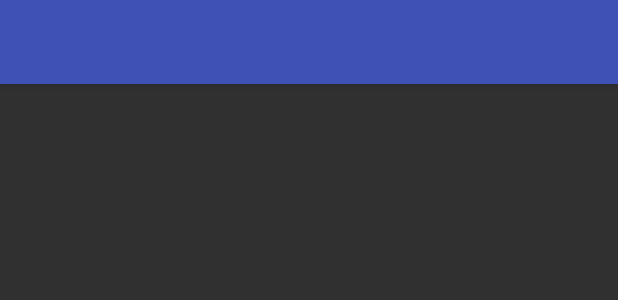
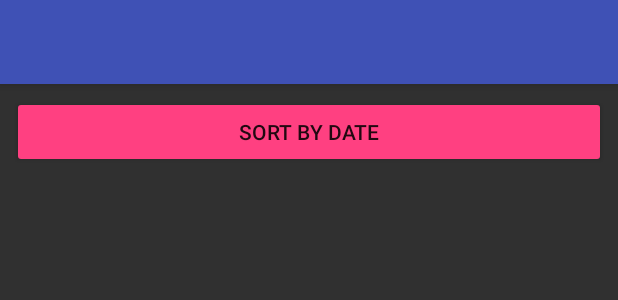
Before and after one commit to Elvis10ten/MoviesProject, an Android app: the layout activity_movie_list.xml on its own in the app's theme, with its tools: preview values and no code run, on a phone screen of 412 x 824 dp. Shown: the top 300 px of the screen. Run offline under Robolectric (Android 15) with nearby library versions, the phone set to English and light mode, and no system bars; network calls fail.

Commit message:
Added sort by date functionality

```diff
--- a/app/src/main/java/com/mobymagic/moviesproject/movielist/MovieListAdapter.kt
+++ b/app/src/main/java/com/mobymagic/moviesproject/movielist/MovieListAdapter.kt
@@ -26,6 +26,8 @@ class MovieListAdapter(private val clickListener : MovieListAdapter.OnMovieClick
         movies.clear()
         notifyDataSetChanged()
     }
+
+    fun getMovies() = movies
 
     override fun getItemCount() = movies.size
 
--- a/app/src/main/java/com/mobymagic/moviesproject/movielist/MovieListPresenter.kt
+++ b/app/src/main/java/com/mobymagic/moviesproject/movielist/MovieListPresenter.kt
@@ -55,8 +55,10 @@ class MovieListPresenter(private val movieService: MovieService,
         compositeDisposable.add(disposable)
     }
 
-    override fun onSortByDateButtonClicked() {
-        // TODO
+    override fun onSortByDateButtonClicked(movies: List<Movie>) {
+        movies.sortedWith(compareBy( { it.releaseDate }))
+        movieListView?.clearMovies()
+        movieListView?.addMovies(movies)
     }
 
     override fun onScrollToEndOfList() {
--- a/app/src/main/java/com/mobymagic/moviesproject/movielist/MovieListUiContract.kt
+++ b/app/src/main/java/com/mobymagic/moviesproject/movielist/MovieListUiContract.kt
@@ -23,7 +23,7 @@ interface MovieListUiContract {
     interface Presenter: BasePresenter<View> {
 
         fun fetchMovies()
-        fun onSortByDateButtonClicked()
+        fun onSortByDateButtonClicked(movies: List<Movie>)
         fun onRetryButtonClicked()
         fun onSwipeRefreshPerformed()
         fun onScrollToEndOfList()
--- a/app/src/main/res/layout/activity_movie_list.xml
+++ b/app/src/main/res/layout/activity_movie_list.xml
@@ -20,11 +20,24 @@
 
     </android.support.design.widget.AppBarLayout>
 
+    <LinearLayout
+        android:layout_width="match_parent"
+        android:layout_height="match_parent"
+        android:orientation="vertical"
+        app:layout_behavior="@string/appbar_scrolling_view_behavior">
+
+        <Button
+            android:id="@+id/sortByDateButton"
+            android:layout_width="match_parent"
+            android:layout_height="wrap_content"
+            android:layout_margin="8dp"
+            android:text="@string/movieListActionSortByDate"
+            style="@style/Widget.AppCompat.Button.Colored"/>
+
         <android.support.v4.widget.SwipeRefreshLayout
             android:id="@+id/swipeRefreshLayout"
             android:layout_width="match_parent"
-        android:layout_height="match_parent"
-        app:layout_behavior="@string/appbar_scrolling_view_behavior">
+            android:layout_height="match_parent">
 
             <android.support.v7.widget.RecyclerView
                 android:id="@+id/recyclerView"
@@ -35,6 +48,8 @@
                 android:scrollbars="vertical" />
 
         </android.support.v4.widget.SwipeRefreshLayout>
+
+    </LinearLayout>
 
     <LinearLayout
         android:id="@+id/errorContainerView"
--- a/app/src/main/res/values/strings.xml
+++ b/app/src/main/res/values/strings.xml
@@ -4,6 +4,7 @@
     <!-- MovieList Page Start -->
     <string name="movieListAverageVote">%1$s rating</string>
     <string name="movieListActionRetry">Retry</string>
+    <string name="movieListActionSortByDate">Sort by date</string>
     <!-- MovieList Page End -->
 
     <!-- MovieDetail Page Start -->
```
Also changed, not shown: app/src/main/java/com/mobymagic/moviesproject/movielist/MovieListActivity.kt (+11 -5 lines), 2 other files. Lines whose indentation alone changed are shown as unchanged.
